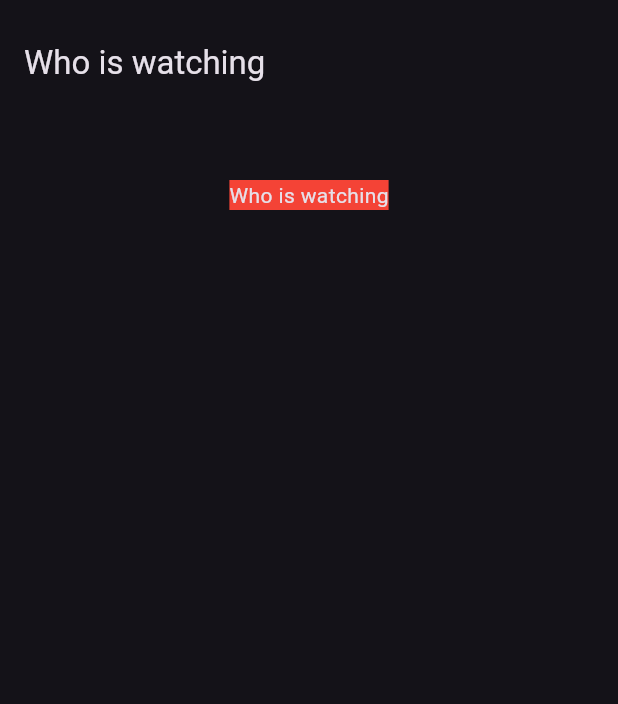
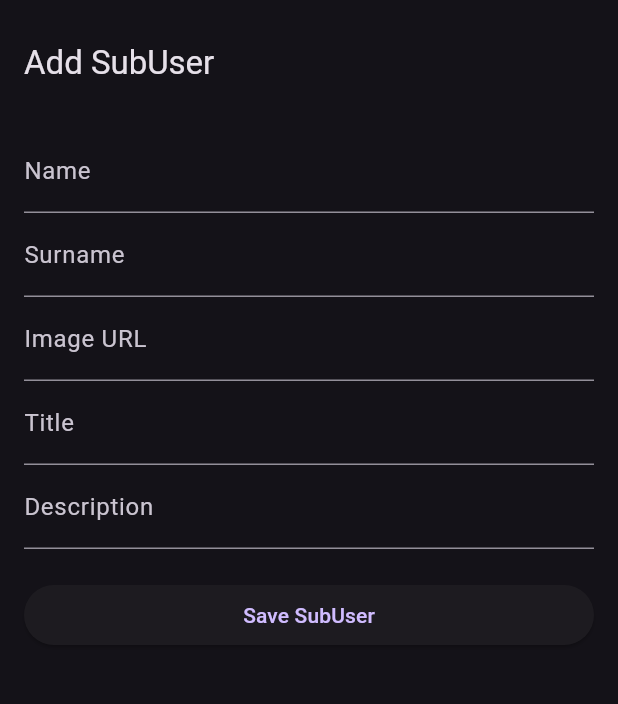
Before and after one commit to AKamci/Streaming-Services-with-AI, a Flutter app: the ProfileSelectionPage screen opened by its route, after a tap on the "menu" icon, after a tap on "Settings", on a phone screen of 412 x 824 dp, the part 63-767 px from its top. Run offline on Flutter 3.47's test engine with Material 3 defaults, Android fonts, the light colour scheme and no system bars; our stand-ins replace go_router, shared_preferences, url_strategy, video_player; accounts and stored records are empty; generated files the repository leaves out were written again.

Commit message:
apiservice update

```diff
--- a/TVseries/lib/main.dart
+++ b/TVseries/lib/main.dart
@@ -9,5 +9,6 @@ import 'src/app.dart';
 void main() {
   setPathUrlStrategy();
   HttpOverrides.global = MyHttpOverrides();
+
   runApp(const MyApp());
 }
--- a/TVseries/lib/src/app.dart
+++ b/TVseries/lib/src/app.dart
@@ -3,13 +3,8 @@ import 'package:flutter_gen/gen_l10n/app_localizations.dart';
 
 import 'router/router.dart';
 
-
-
-
-
 class MyApp extends StatelessWidget {
   const MyApp({super.key});
-
 
   @override
   Widget build(BuildContext context) {
--- a/TVseries/lib/src/components/navbar.dart
+++ b/TVseries/lib/src/components/navbar.dart
@@ -1,4 +1,6 @@
 import 'package:flutter/material.dart';
+import 'package:go_router/go_router.dart';
+import 'package:tv_series/src/constants/routes.dart';
 
 class NavBar extends StatelessWidget {
   const NavBar({super.key});
@@ -31,7 +33,7 @@ class NavBar extends StatelessWidget {
           ListTile(
             leading: const Icon(Icons.settings),
             title: const Text('Settings'),
-            onTap: () => {Navigator.of(context).pop()},
+            onTap: () => {context.go('/formuser')},
           ),
           ListTile(
             leading: const Icon(Icons.border_color),
--- /dev/null
+++ b/TVseries/lib/src/components/subUserForm.dart
@@ -0,0 +1,129 @@
+import 'package:flutter/material.dart';
+import 'package:tv_series/src/constants/routes.dart';
+import 'package:tv_series/src/models/subUserSub.dart';
+
+class SubUserForm extends StatefulWidget {
+  @override
+  _SubUserFormState createState() => _SubUserFormState();
+}
+
+class _SubUserFormState extends State<SubUserForm> {
+  final _formKey = GlobalKey<FormState>();
+
+  final TextEditingController _nameController = TextEditingController();
+  final TextEditingController _surnameController = TextEditingController();
+  final TextEditingController _imageController = TextEditingController();
+  final TextEditingController _titleController = TextEditingController();
+  final TextEditingController _descriptionController = TextEditingController();
+  final TextEditingController _pinController = TextEditingController();
+  final custId = apiService.customerId;
+
+  Future<void> _saveSubUser() async {
+    if (_formKey.currentState!.validate()) {
+      SubUser subCreateUser = SubUser(
+        customerId: custId,
+        name: _nameController.text,
+        surname: _surnameController.text,
+        image: _imageController.text,
+        title: _titleController.text,
+        description: _descriptionController.text,
+      );
+      String msj = await apiService.postSubUser(subCreateUser);
+      print(msj);
+      // Here, you can handle the subUser object as needed,
+      // such as sending it to a server or saving it locally
+
+      ScaffoldMessenger.of(context).showSnackBar(
+        SnackBar(content: Text('SubUser saved successfully')),
+      );
+    }
+  }
+
+  @override
+  Widget build(BuildContext context) {
+    return Scaffold(
+      appBar: AppBar(
+        title: Text('Add SubUser'),
+      ),
+      body: Padding(
+        padding: const EdgeInsets.all(16.0),
+        child: Form(
+          key: _formKey,
+          child: ListView(
+            children: [
+              TextFormField(
+                controller: _nameController,
+                decoration: InputDecoration(labelText: 'Name'),
+                validator: (value) {
+                  if (value == null || value.isEmpty) {
+                    return 'Please enter a name';
+                  }
+                  return null;
+                },
+              ),
+              TextFormField(
+                controller: _surnameController,
+                decoration: InputDecoration(labelText: 'Surname'),
+                validator: (value) {
+                  if (value == null || value.isEmpty) {
+                    return 'Please enter a surname';
+                  }
+                  return null;
+                },
+              ),
+              TextFormField(
+                controller: _imageController,
+                decoration: InputDecoration(labelText: 'Image URL'),
+                validator: (value) {
+                  if (value == null || value.isEmpty) {
+                    return 'Please enter an image URL';
+                  }
+                  return null;
+                },
+              ),
+              TextFormField(
+                controller: _titleController,
+                decoration: InputDecoration(labelText: 'Title'),
+                validator: (value) {
+                  if (value == null || value.isEmpty) {
+                    return 'Please enter a title';
+                  }
+                  return null;
+                },
+              ),
+              TextFormField(
+                controller: _descriptionController,
+                decoration: InputDecoration(labelText: 'Description'),
+                validator: (value) {
+                  if (value == null || value.isEmpty) {
+                    return 'Please enter a description';
+                  }
+                  return null;
+                },
+              ),
+              //TextFormField(
+              //  controller: _pinController,
+              //  decoration: InputDecoration(labelText: 'PIN'),
+              //  keyboardType: TextInputType.number,
+              //  validator: (value) {
+              //    if (value == null || value.isEmpty) {
+              //      return 'Please enter a PIN';
+              //    }
+              //    if (int.tryParse(value) == null) {
+              //      return 'Please enter a valid number';
+              //    }
+              //    return null;
+              //  },
+              //),
+              SizedBox(height: 20),
+              ElevatedButton(
+                onPressed: _saveSubUser,
+                child: Text('Save SubUser'),
+              ),
+            ],
+          ),
+        ),
+      ),
+    );
+  }
+}
--- a/TVseries/lib/src/constants/routes.dart
+++ b/TVseries/lib/src/constants/routes.dart
@@ -1,5 +1,9 @@
+import 'package:tv_series/src/services/api_service.dart';
+
 const String home_route = '/';
 const String login_route = '/login';
 const String shows_route = '/shows';
-const String profile_selection_route= '/subuser';
+const String profile_selection_route = '/subuser';
 const String details_route = 'showDetails';
+
+final ApiDataService apiService = ApiDataService();
--- a/TVseries/lib/src/models/censor.dart
+++ b/TVseries/lib/src/models/censor.dart
@@ -8,8 +8,10 @@ class Censor {
   });
   factory Censor.fromJson(Map<String, dynamic> json) {
     return Censor(
-      UserId: json['UserId'],
-      ClassName: json['ClassName'],
+      UserId: json['value']['UserId'],
+      ClassName: json['value']['ClassName'],
     );
   }
+
+  toJson() {}
 }
--- a/TVseries/lib/src/models/finishedMovie.dart
+++ b/TVseries/lib/src/models/finishedMovie.dart
@@ -1,12 +1,11 @@
 import 'package:tv_series/src/models/movie.dart';
-import 'package:tv_series/src/models/subUser.dart';
+import 'package:tv_series/src/models/subUserSub.dart';
 
 class FinishedMovie {
-
   SubUser? user;
   int? userId;
   Movie movie;
   int movieId;
 
-  FinishedMovie(this.movie,this.movieId);
+  FinishedMovie(this.movie, this.movieId);
 }
--- a/TVseries/lib/src/models/show.dart
+++ /dev/null
@@ -1,6 +0,0 @@
-class Show {
-  String name;
-  String detail;
-
-  Show({required this.name, required this.detail});
-}
--- a/TVseries/lib/src/models/subUser.dart
+++ /dev/null
@@ -1,35 +0,0 @@
-import 'package:tv_series/src/models/censor.dart';
-import 'package:tv_series/src/models/movie.dart';
-
-class SubUser {
-  int CustomerId=0;
-
-  String Name;
-
-  String Surname;
-
-  String Image;
-
-  String Title;
-
-  String Description;
-
-  int? PIN;
-
-  int LastWatchedId=0;
-
-  Movie? LastWatched;
-
-  List<Movie>? Movies;
-
-  List<Movie>? FavoriteMovies ;
-
-  List<FinishedMovie>? FinishedMovies ;
-
-  List<Censor>? Censors;
-
-  SubUser(this.CustomerId, this.Name, this.Surname, this.Image, this.Title, this.Description, this.PIN);
-}
-
-class FinishedMovie {
-}
--- /dev/null
+++ b/TVseries/lib/src/models/subUserSub.dart
@@ -0,0 +1,101 @@
+import 'package:tv_series/src/models/censor.dart';
+import 'package:tv_series/src/models/movie.dart';
+
+class SubUser {
+  int? customerId;
+  String? name;
+  String? surname;
+  String? image;
+  String? title;
+  String? description;
+  int? pin;
+  int? lastWatchedId;
+  Movie? lastWatched;
+  List<Movie>? movies;
+  List<Movie>? favoriteMovies;
+  List<FinishedMovie>? finishedMovies;
+  List<Censor>? censors;
+
+  SubUser({
+    this.customerId,
+    this.name,
+    this.surname,
+    this.image,
+    this.title,
+    this.description,
+    this.pin,
+    this.lastWatchedId,
+    this.lastWatched,
+    this.movies,
+    this.favoriteMovies,
+    this.finishedMovies,
+    this.censors,
+  });
+
+  factory SubUser.fromJson(Map<String, dynamic> json) {
+    return SubUser(
+      customerId: json['CustomerId'],
+      name: json['Name'],
+      surname: json['Surname'],
+      image: json['Image'],
+      title: json['Title'],
+      description: json['Description'],
+      pin: json['PIN'],
+      lastWatchedId: json['LastWatchedId'],
+      lastWatched: json['LastWatched'] != null
+          ? Movie.fromJson(json['LastWatched'])
+          : null,
+      movies: (json['Movies'] as List?)
+          ?.map((item) => Movie.fromJson(item))
+          .toList(),
+      favoriteMovies: (json['FavoriteMovies'] as List?)
+          ?.map((item) => Movie.fromJson(item))
+          .toList(),
+      finishedMovies: (json['FinishedMovies'] as List?)
+          ?.map((item) => FinishedMovie.fromJson(item))
+          .toList(),
+      censors: (json['Censors'] as List?)
+          ?.map((item) => Censor.fromJson(item))
+          .toList(),
+    );
+  }
+
+  Map<String, dynamic> toJson() {
+    return {
+      'CustomerId': customerId,
+      'Name': name,
+      'Surname': surname,
+      'Image': image,
+      'Title': title,
+      'Description': description,
+      'PIN': pin,
+      'LastWatchedId': lastWatchedId,
+      'LastWatched': lastWatched?.toJson(),
+      'Movies': movies?.map((item) => item.toJson()).toList(),
+      'FavoriteMovies': favoriteMovies?.map((item) => item.toJson()).toList(),
+      'FinishedMovies': finishedMovies?.map((item) => item.toJson()).toList(),
+      'Censors': censors?.map((item) => item.toJson()).toList(),
+    };
+  }
+}
+
+class FinishedMovie {
+  final String movieName;
+  final DateTime finishedDate;
+
+  FinishedMovie({required this.movieName, required this.finishedDate});
+
+  factory FinishedMovie.fromJson(Map<String, dynamic> json) {
+    return FinishedMovie(
+      movieName: json['movieName'],
+      finishedDate: DateTime.parse(json['finishedDate']),
+    );
+  }
+
+  Map<String, dynamic> toJson() {
+    return {
+      'movieName': movieName,
+      'finishedDate': finishedDate.toIso8601String(),
+    };
+  }
+}
--- a/TVseries/lib/src/models/user.dart
+++ b/TVseries/lib/src/models/user.dart
@@ -1,4 +1,4 @@
-import 'package:tv_series/src/models/subUser.dart';
+import 'package:tv_series/src/models/subUserSub.dart';
 
 class User {
   String Email;
@@ -8,8 +8,8 @@ class User {
   User({required this.Email, this.Users});
   factory User.fromJson(Map<String, dynamic> json) {
     return User(
-      Email: json['email'],
-      Users: json['Users'],
+      Email: json['value']['email'],
+      Users: json['value']['Users'],
     );
   }
 }
--- a/TVseries/lib/src/router/router.dart
+++ b/TVseries/lib/src/router/router.dart
@@ -2,6 +2,7 @@ import 'package:flutter/material.dart';
 import 'package:go_router/go_router.dart';
 import 'package:tv_series/src/components/header_bar.dart';
 import 'package:tv_series/src/components/navbar.dart';
+import 'package:tv_series/src/components/subUserForm.dart';
 import 'package:tv_series/src/constants/routes.dart';
 import 'package:tv_series/src/models/movie.dart';
 import 'package:tv_series/src/screens/login/login_screen.dart';
@@ -16,6 +17,13 @@ final GoRouter router = GoRouter(
       path: '/',
       builder: (BuildContext context, GoRouterState state) {
         return _loginPage();
+      },
+      //routes: <RouteBase>[],
+    ),
+    GoRoute(
+      path: '/formuser',
+      builder: (BuildContext context, GoRouterState state) {
+        return _formSubUser();
       },
       //routes: <RouteBase>[],
     ),
@@ -61,6 +69,14 @@ Widget _loginPage() {
   );
 }
 
+Widget _formSubUser() {
+  return Scaffold(
+    appBar: CustomHeaderBar(),
+    drawer: NavBar(),
+    body: SubUserForm(),
+  );
+}
+
 Widget _profileSelectionScreen() {
   return const Scaffold(
     appBar: CustomHeaderBar(),
--- a/TVseries/lib/src/screens/profile_selection/profile_selection_screen.dart
+++ b/TVseries/lib/src/screens/profile_selection/profile_selection_screen.dart
@@ -1,10 +1,7 @@
 import 'package:flutter/material.dart';
 import 'package:go_router/go_router.dart';
-import 'package:tv_series/core/extensions/l10n_extensions.dart';
 import 'package:tv_series/src/constants/routes.dart';
-import 'package:tv_series/src/models/subUser.dart';
-import 'package:tv_series/src/models/user.dart';
-import 'package:tv_series/src/services/api_service.dart';
+import 'package:tv_series/src/models/subUserSub.dart';
 
 class ProfileSelectionPage extends StatefulWidget {
   const ProfileSelectionPage({super.key});
@@ -14,22 +11,30 @@ class ProfileSelectionPage extends StatefulWidget {
 }
 
 class _ProfileSelectionState extends State<ProfileSelectionPage> {
-  late Future<User> futureUser;
   List<SubUser> subUserList = [];
+
+  SubUser subCreateUser = SubUser(
+      customerId: 9999,
+      name: 'dummydata',
+      surname: 'dummydata',
+      image: 'dummydata',
+      title: 'dummydata',
+      description: 'dummydata');
+  List<Widget> subUserWidgetList = [];
+
+  String titlePage = "eren";
+  String idno = "11";
 
   @override
   void initState() {
     super.initState();
-    fetchCustomerData();
+    _fetchCustomerData();
+    subUserWidgetList.add(subUserWidgetCreate(subCreateUser));
   }
 
-
-
-  void fetchCustomerData() async {
-    ApiDataService apiService = ApiDataService();
-    User user = await apiService.getCustomer(1);
+  Future<void> _fetchCustomerData() async {
     setState(() {
-      subUserList = user.Users ?? [];
+      idno = apiService.customerId.toString();
     });
   }
 
@@ -53,7 +58,7 @@ class _ProfileSelectionState extends State<ProfileSelectionPage> {
       child: Container(
         alignment: Alignment.topCenter,
         child: Text(
-          user.Title,
+          user.title.toString(),
         ),
       ),
     );
@@ -67,7 +72,7 @@ class _ProfileSelectionState extends State<ProfileSelectionPage> {
   Widget build(BuildContext context) {
     return Scaffold(
       appBar: AppBar(
-        title: Text(context.translate.who_is_watching),
+        title: Text(titlePage),
       ),
       body: Center(
         child: Column(
@@ -75,10 +80,10 @@ class _ProfileSelectionState extends State<ProfileSelectionPage> {
             Container(
               margin: EdgeInsets.fromLTRB(0, 50, 0, 0),
               color: Colors.red,
-              child: Text(context.translate.who_is_watching),
+              child: Text(idno),
             ),
             Expanded(
-              child: subUserWidgetListGet(subUserList),
+              child: subUserWidgetList[0],
             ),
           ],
         ),
```
Also changed, not shown: TVseries/lib/src/models/movie.dart (+25 -16 lines), TVseries/lib/src/screens/login/widgets/login_form.dart (+15 -8 lines), TVseries/lib/src/screens/login/widgets/register_form.dart (+15 -5 lines), TVseries/lib/src/screens/shows/shows_screen.dart (+18 -10 lines), TVseries/lib/src/services/api_service.dart (+102 -42 lines).
